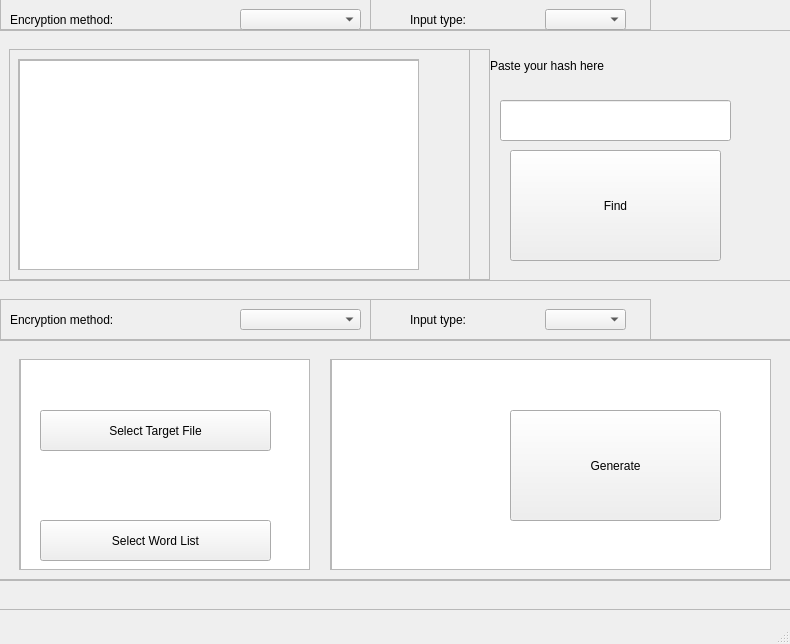
Qt form mainwindow.ui (kralloie/shahnagraem) before a commit.
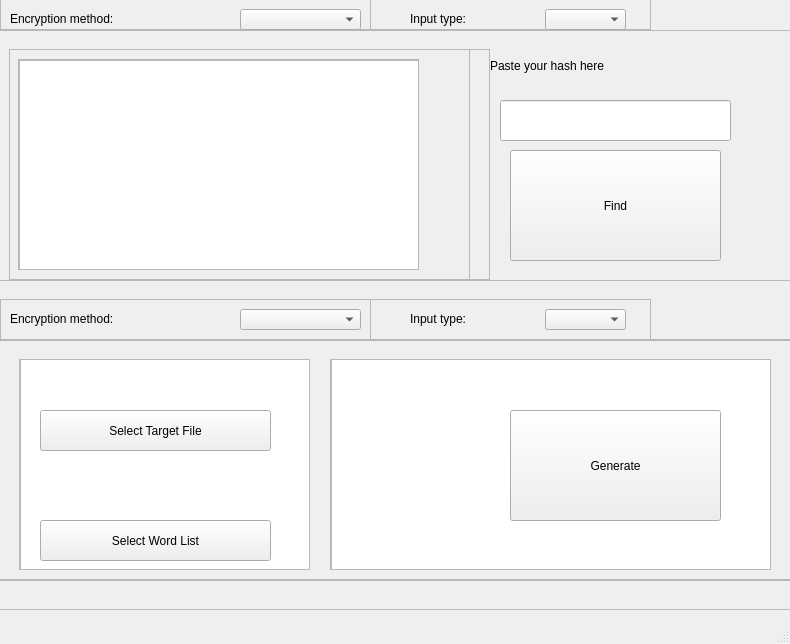
The same form after that commit. Icons and pictures are not drawn.

Commit message: shrinked label fonts

What changed in the file:
```diff
--- a/mainwindow.ui
+++ b/mainwindow.ui
@@ -431,7 +431,7 @@
        <string notr="true"/>
       </property>
       <property name="text">
-       <string>Encryption method:</string>
+       <string>&lt;html&gt;&lt;head/&gt;&lt;body&gt;&lt;p&gt;&lt;span style=&quot; font-size:9pt;&quot;&gt;Encryption method:&lt;/span&gt;&lt;/p&gt;&lt;/body&gt;&lt;/html&gt;</string>
       </property>
      </widget>
      <widget class="QComboBox" name="hashBox">
@@ -485,7 +485,7 @@
        <string notr="true"/>
       </property>
       <property name="text">
-       <string>Input type:</string>
+       <string>&lt;html&gt;&lt;head/&gt;&lt;body&gt;&lt;p&gt;&lt;span style=&quot; font-size:9pt;&quot;&gt;Input type:&lt;/span&gt;&lt;/p&gt;&lt;/body&gt;&lt;/html&gt;</string>
       </property>
      </widget>
      <widget class="QComboBox" name="inputModeBox">
@@ -627,7 +627,7 @@
        <string notr="true"/>
       </property>
       <property name="text">
-       <string>Encryption method:</string>
+       <string>&lt;html&gt;&lt;head/&gt;&lt;body&gt;&lt;p&gt;&lt;span style=&quot; font-size:9pt;&quot;&gt;Encryption method:&lt;/span&gt;&lt;/p&gt;&lt;/body&gt;&lt;/html&gt;</string>
       </property>
      </widget>
      <widget class="QComboBox" name="hashBox_Find">
@@ -681,7 +681,7 @@
        <string notr="true"/>
       </property>
       <property name="text">
-       <string>Input type:</string>
+       <string>&lt;html&gt;&lt;head/&gt;&lt;body&gt;&lt;p&gt;&lt;span style=&quot; font-size:9pt;&quot;&gt;Input type:&lt;/span&gt;&lt;/p&gt;&lt;/body&gt;&lt;/html&gt;</string>
       </property>
      </widget>
      <widget class="QComboBox" name="inputModeBox_Find">
```
Left out of the diff: 6 changed lines with no effect on the pictures.
